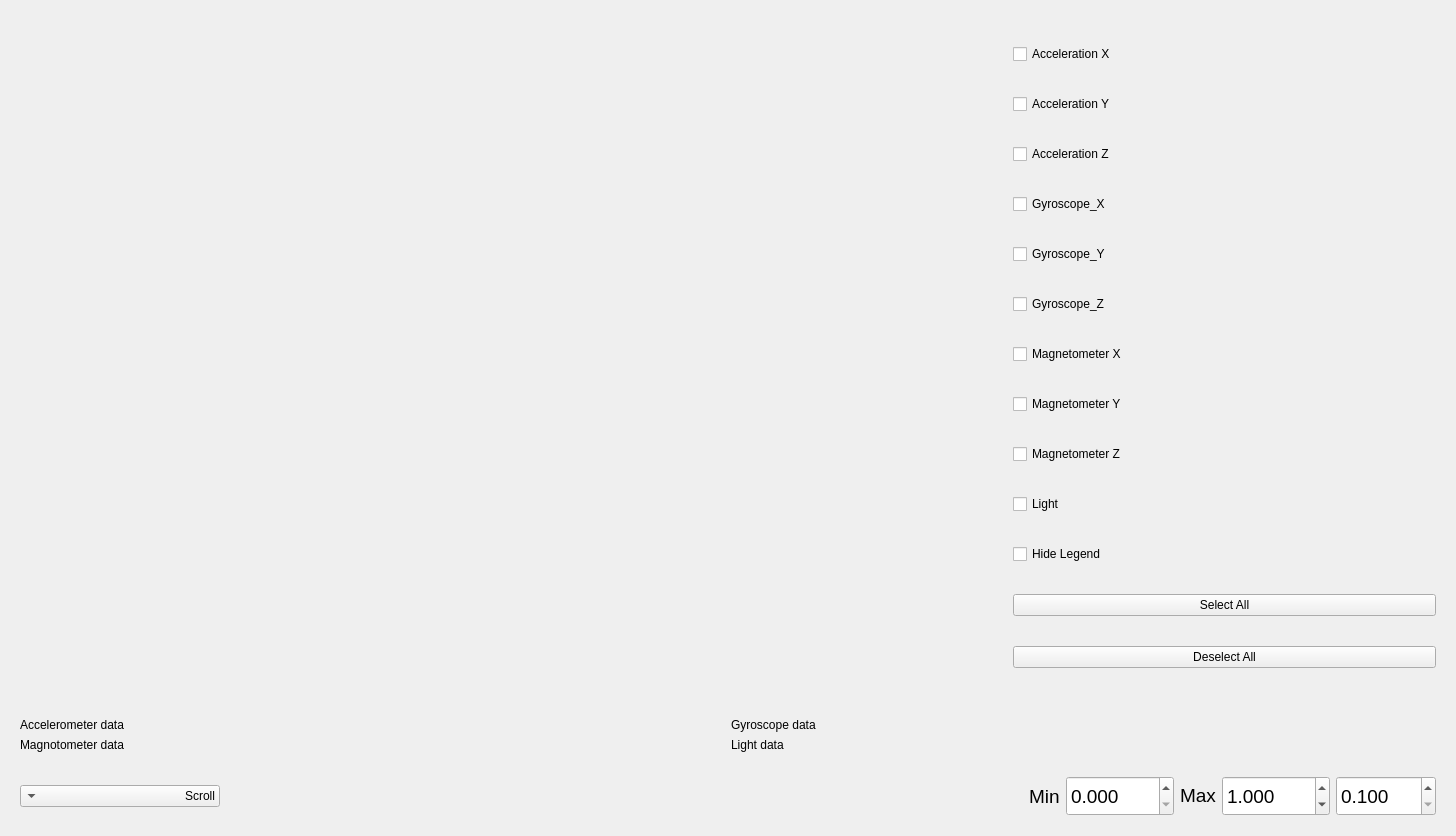
Old version of the form frontend/SmartDotGraph.ui in the repository YCP-Rev-Metrix/BallSpinner-Controller-v2.
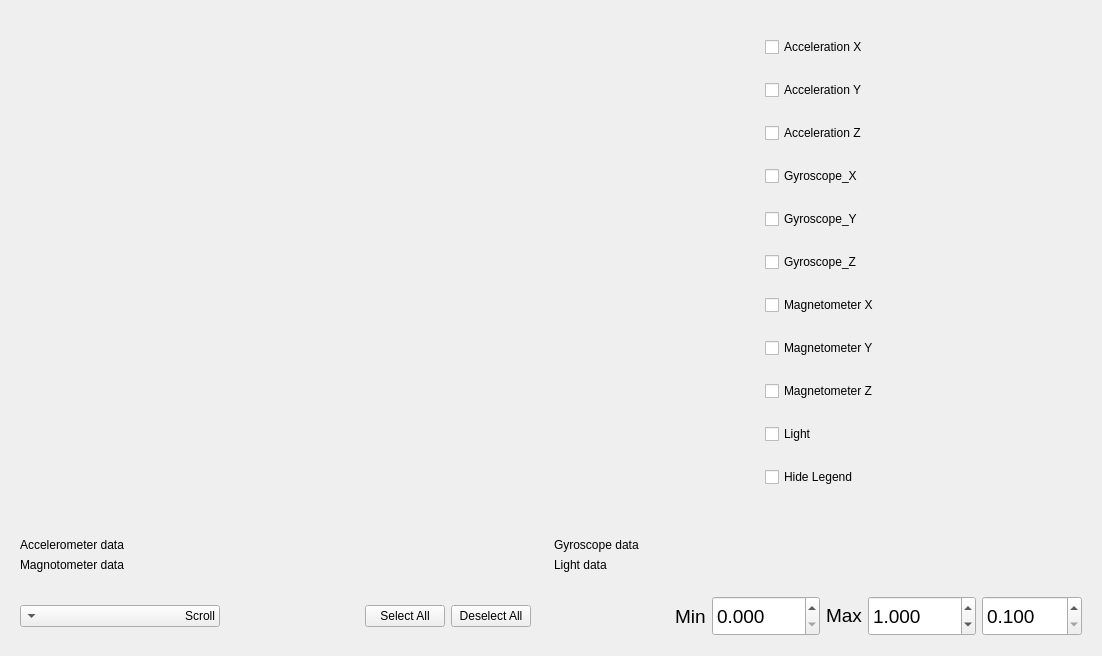
New version of the form. Custom widgets are drawn as their Qt base class.

```diff
--- a/frontend/SmartDotGraph.ui
+++ b/frontend/SmartDotGraph.ui
@@ -6,8 +6,8 @@
    <rect>
     <x>0</x>
     <y>0</y>
-    <width>1456</width>
-    <height>836</height>
+    <width>1102</width>
+    <height>656</height>
    </rect>
   </property>
   <property name="windowTitle">
@@ -99,20 +99,6 @@
           </property>
          </widget>
         </item>
-        <item>
-         <widget class="QPushButton" name="btnSelectAll">
-          <property name="text">
-           <string>Select All</string>
-          </property>
-         </widget>
-        </item>
-        <item>
-         <widget class="QPushButton" name="btnDeselectAll">
-          <property name="text">
-           <string>Deselect All</string>
-          </property>
-         </widget>
-        </item>
        </layout>
       </item>
      </layout>
@@ -253,6 +239,33 @@
         </property>
        </spacer>
       </item>
+      <item>
+       <widget class="QPushButton" name="btnSelectAll">
+        <property name="text">
+         <string>Select All</string>
+        </property>
+       </widget>
+      </item>
+      <item>
+       <widget class="QPushButton" name="btnDeselectAll">
+        <property name="text">
+         <string>Deselect All</string>
+        </property>
+       </widget>
+      </item>
+      <item>
+       <spacer name="horizontalSpacer_2">
+        <property name="orientation">
+         <enum>Qt::Horizontal</enum>
+        </property>
+        <property name="sizeHint" stdset="0">
+         <size>
+          <width>40</width>
+          <height>20</height>
+         </size>
+        </property>
+       </spacer>
+      </item>
       <item>
        <widget class="QLabel" name="lblXMin">
         <property name="font">
```
